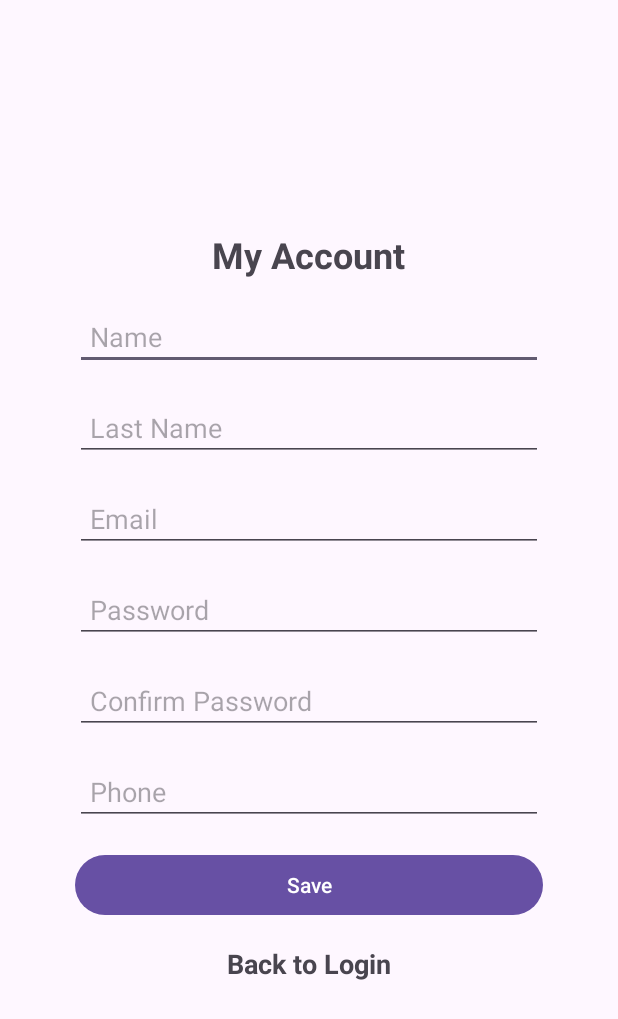
After one commit to thiago-ssouza/rentals_app, an Android app: the layout activity_my_account.xml on its own in the app's theme, with its tools: preview values and no code run, on a phone screen of 412 x 824 dp. The commit adds this screen. Shown: the top 1019 px of the screen. Run offline under Robolectric (Android 15) with nearby library versions, the phone set to English and light mode, and no system bars.

Commit message:
addition my account view activity - Modifications to login and resgister

```diff
--- a/app/src/main/java/com/example/rentals_app/LoginActivity.java
+++ b/app/src/main/java/com/example/rentals_app/LoginActivity.java
@@ -11,6 +11,7 @@ import android.widget.ArrayAdapter;
 import android.widget.Button;
 import android.widget.EditText;
 import android.widget.Spinner;
+import android.widget.TextView;
 import android.widget.Toast;
 
 import com.google.android.gms.tasks.OnCompleteListener;
@@ -25,6 +26,8 @@ public class LoginActivity extends AppCompatActivity {
     private Spinner spinner;
     private FirebaseAuth mAuth;
 
+    private TextView forgotPasswordLink;
+
     @Override
     protected void onCreate(Bundle savedInstanceState) {
         super.onCreate(savedInstanceState);
@@ -35,6 +38,7 @@ public class LoginActivity extends AppCompatActivity {
         btnLogin = findViewById(R.id.btnLogin);
         btnRegister = findViewById(R.id.btnRegister);
         spinner = findViewById(R.id.sp1);
+        forgotPasswordLink = findViewById(R.id.forgotPasswordLink);
 
         mAuth = FirebaseAuth.getInstance();
 
@@ -57,6 +61,13 @@ public class LoginActivity extends AppCompatActivity {
                 startActivity(intent);
             }
         });
+
+        forgotPasswordLink.setOnClickListener(new View.OnClickListener() {
+            @Override
+            public void onClick(View view) {
+                startActivity(new Intent(LoginActivity.this, ResetActivity.class));
+            }
+        });
     }
 
     private void loginUser() {
@@ -76,7 +87,7 @@ public class LoginActivity extends AppCompatActivity {
         }
 
         if (username.isEmpty() || password.isEmpty()) {
-            Toast.makeText(this, "All should be field", Toast.LENGTH_SHORT).show();
+            Toast.makeText(this, "All fields must be filled", Toast.LENGTH_SHORT).show();
 
             return;
         }
@@ -97,5 +108,7 @@ public class LoginActivity extends AppCompatActivity {
             }
         });
 
+
+
     }
 }
--- a/app/src/main/java/com/example/rentals_app/RegisterActivity.java
+++ b/app/src/main/java/com/example/rentals_app/RegisterActivity.java
@@ -69,7 +69,7 @@ public class RegisterActivity extends AppCompatActivity {
 
         if (name.isEmpty() || lname.isEmpty() || mail.isEmpty() || pass.isEmpty() || cpass.isEmpty()
                 || phone.isEmpty()) {
-            Toast.makeText(this, "All should be field", Toast.LENGTH_SHORT).show();
+            Toast.makeText(this, "All fields should be filled", Toast.LENGTH_SHORT).show();
 
             return;
         }
--- /dev/null
+++ b/app/src/main/java/com/example/rentals_app/source/MyAccountActivity.java
@@ -0,0 +1,30 @@
+package com.example.rentals_app.source;
+
+import androidx.appcompat.app.AppCompatActivity;
+
+import android.os.Bundle;
+import android.widget.Button;
+import android.widget.EditText;
+import android.widget.TextView;
+
+import com.example.rentals_app.R;
+
+public class MyAccountActivity extends AppCompatActivity {
+
+    EditText name, email, phone, password, confirmPassword;
+    Button btnSave;
+    TextView backToLogin;
+
+    @Override
+    protected void onCreate(Bundle savedInstanceState) {
+        super.onCreate(savedInstanceState);
+        setContentView(R.layout.activity_my_account);
+
+        name = findViewById(R.id.editTextName);
+        email = findViewById(R.id.editTextEmail);
+        phone = findViewById(R.id.editTextPhone);
+        password = findViewById(R.id.editTextPassword);
+        confirmPassword = findViewById(R.id.editTextConfirmPassword);
+
+    }
+}
--- /dev/null
+++ b/app/src/main/res/layout/activity_my_account.xml
@@ -0,0 +1,94 @@
+<?xml version="1.0" encoding="utf-8"?>
+<LinearLayout
+    xmlns:android="http://schemas.android.com/apk/res/android"
+    xmlns:app="http://schemas.android.com/apk/res-auto"
+    xmlns:tools="http://schemas.android.com/tools"
+    android:layout_width="match_parent"
+    android:layout_height="match_parent"
+    android:orientation="vertical"
+    android:padding="50dp"
+    android:gravity="center"
+    tools:context=".RegisterActivity">
+
+
+<TextView
+        android:layout_width="wrap_content"
+        android:layout_height="wrap_content"
+        android:text="My Account"
+        android:textSize="24sp"
+        android:textStyle="bold"
+        android:layout_marginBottom="16dp" />
+
+    <EditText
+        android:layout_width="match_parent"
+        android:layout_height="wrap_content"
+        android:hint="Name"
+        android:id="@+id/editTextName"
+        android:inputType="text"
+        android:padding="10dp"
+        android:layout_marginBottom="16dp" />
+
+    <EditText
+        android:layout_width="match_parent"
+        android:layout_height="wrap_content"
+        android:hint="Last Name"
+        android:id="@+id/editTextLastName"
+        android:inputType="text"
+        android:padding="10dp"
+        android:layout_marginBottom="16dp" />
+
+    <EditText
+        android:layout_width="match_parent"
+        android:layout_height="wrap_content"
+        android:hint="Email"
+        android:id="@+id/editTextEmail"
+        android:inputType="textEmailAddress"
+        android:padding="10dp"
+        android:layout_marginBottom="16dp" />
+
+    <EditText
+        android:layout_width="match_parent"
+        android:layout_height="wrap_content"
+        android:hint="Password"
+        android:id="@+id/editTextPassword"
+        android:inputType="textPassword"
+        android:padding="10dp"
+        android:layout_marginBottom="16dp" />
+
+    <EditText
+        android:layout_width="match_parent"
+        android:layout_height="wrap_content"
+        android:hint="Confirm Password"
+        android:id="@+id/editTextConfirmPassword"
+        android:inputType="textPassword"
+        android:padding="10dp"
+        android:layout_marginBottom="16dp" />
+
+    <EditText
+        android:layout_width="match_parent"
+        android:layout_height="wrap_content"
+        android:hint="Phone"
+        android:id="@+id/editTextPhone"
+        android:inputType="phone"
+        android:padding="10dp"
+        android:layout_marginBottom="16dp" />
+
+    <Button
+        android:id="@+id/btnSave"
+        android:layout_width="match_parent"
+        android:layout_height="wrap_content"
+        android:text="Save"
+         />
+
+
+    <TextView
+        android:id="@+id/backToLogin"
+        android:layout_width="wrap_content"
+        android:layout_height="wrap_content"
+        android:text="Back to Login"
+        android:layout_marginTop="16dp"
+        android:textSize="18sp"
+        android:textStyle="bold"
+        android:layout_marginBottom="16dp" />
+
+</LinearLayout>
```
